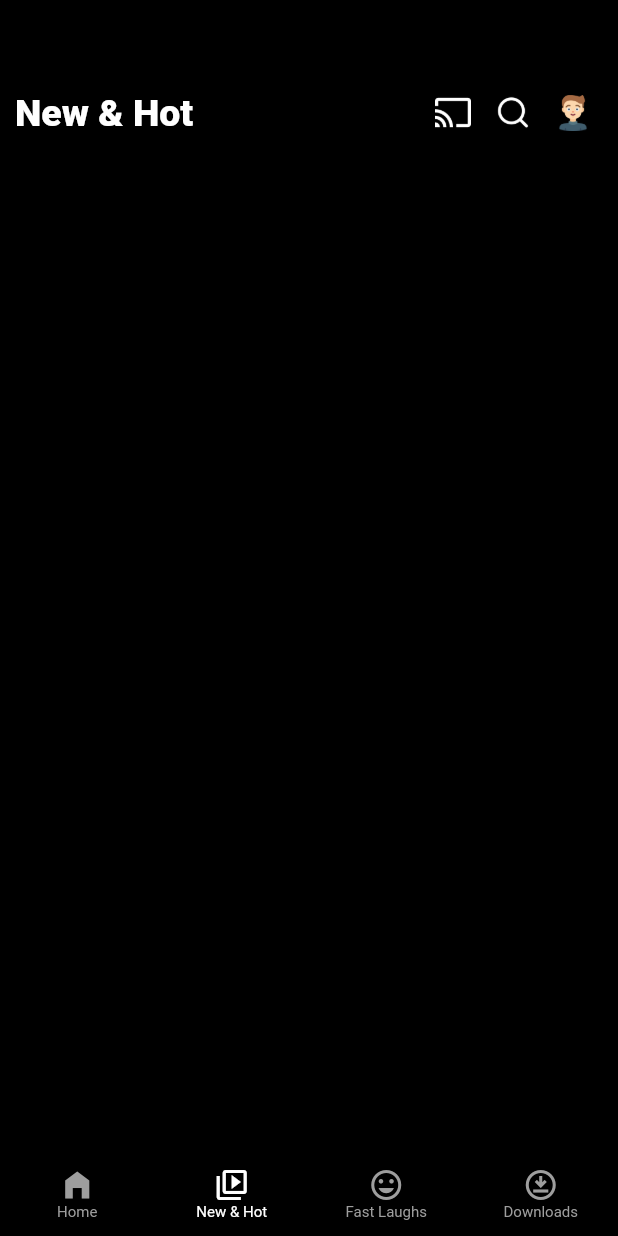
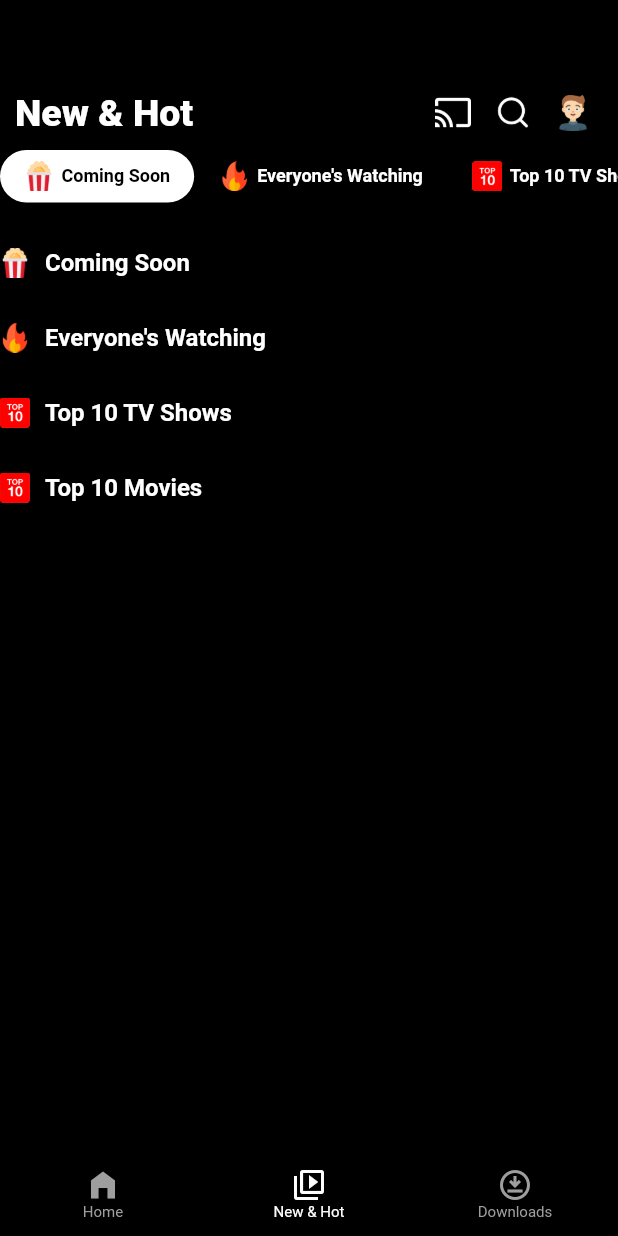
Before and after one commit to dhritiman4th/Netflix_Clone, a Flutter app: the screen it shows after launch, item 2 of the bottom bar chosen, on a phone screen of 412 x 824 dp. Run offline on Flutter 3.47's test engine with Material 2 defaults, Android fonts, the phone set to English and light mode, and no system bars.

Commit message:
New and Hot screen is in progress.

```diff
--- a/netflix_copy/lib/main.dart
+++ b/netflix_copy/lib/main.dart
@@ -1,8 +1,8 @@
 import 'package:flutter/material.dart';
-import 'package:netflix_copy/src/features/downloads/downloads_screen.dart';
-import 'package:netflix_copy/src/features/fat_laughs/fast_laughs_screen.dart';
-import 'package:netflix_copy/src/features/home/home_screen.dart';
-import 'package:netflix_copy/src/features/new_and_hot/new_and_hot_screen.dart';
+import 'package:netflix_clone/src/features/downloads/downloads_screen.dart';
+import 'package:netflix_clone/src/features/fat_laughs/fast_laughs_screen.dart';
+import 'package:netflix_clone/src/features/home/home_screen.dart';
+import 'package:netflix_clone/src/features/new_and_hot/new_and_hot_screen.dart';
 
 void main() {
   runApp(const MyApp());
@@ -51,8 +51,8 @@ class BottomNavigationWidgetState extends State<BottomNavigationWidget> {
       case 1:
         return NewAndHot_Screen();
       case 2:
-        return FastLaughs_Screen();
-      case 3:
+        //   return FastLaughs_Screen();
+        // case 3:
         return Downloads_Screen();
       default:
         return Container();
@@ -81,10 +81,10 @@ class BottomNavigationWidgetState extends State<BottomNavigationWidget> {
             icon: Icon(Icons.video_library_outlined),
             label: "New & Hot",
           ),
-          BottomNavigationBarItem(
-            icon: Icon(Icons.tag_faces),
-            label: "Fast Laughs",
-          ),
+          // BottomNavigationBarItem(
+          //   icon: Icon(Icons.tag_faces),
+          //   label: "Fast Laughs",
+          // ),
           BottomNavigationBarItem(
             icon: Icon(Icons.download_for_offline_outlined),
             label: "Downloads",
--- a/netflix_copy/lib/src/features/downloads/downloads_screen.dart
+++ b/netflix_copy/lib/src/features/downloads/downloads_screen.dart
@@ -1,6 +1,6 @@
 import "package:flutter/material.dart";
-import 'package:netflix_copy/src/components/header_widget.dart';
-import 'package:netflix_copy/src/features/downloads/movie_catalog_widget.dart';
+import 'package:netflix_clone/src/components/header_widget.dart';
+import 'package:netflix_clone/src/features/downloads/movie_catalog_widget.dart';
 
 class Downloads_Screen extends StatefulWidget {
   @override
--- a/netflix_copy/lib/src/features/new_and_hot/new_and_hot_screen.dart
+++ b/netflix_copy/lib/src/features/new_and_hot/new_and_hot_screen.dart
@@ -1,5 +1,6 @@
+import 'package:flutter/cupertino.dart';
 import "package:flutter/material.dart";
-import 'package:netflix_copy/src/components/header_widget.dart';
+import 'package:netflix_clone/src/components/header_widget.dart';
 
 class NewAndHot_Screen extends StatefulWidget {
   @override
@@ -7,23 +8,209 @@ class NewAndHot_Screen extends StatefulWidget {
 }
 
 class NewAndHot_ScreenState extends State<NewAndHot_Screen> {
+  static List<Map<String, dynamic>> header_menu_list = [
+    {
+      "image_path": "assets/images/popcorn.png",
+      "title": "Coming Soon",
+      "is_selected": true,
+    },
+    {
+      "image_path": "assets/images/fire.png",
+      "title": "Everyone's Watching",
+      "is_selected": false,
+    },
+    {
+      "image_path": "assets/images/top_10.png",
+      "title": "Top 10 TV Shows",
+      "is_selected": false,
+    },
+    {
+      "image_path": "assets/images/top_10.png",
+      "title": "Top 10 Movies",
+      "is_selected": false,
+    },
+  ];
+  int selected_menu_index = 0;
   @override
   Widget build(BuildContext context) {
     double screen_width = MediaQuery.of(context).size.width;
     double screen_height = MediaQuery.of(context).size.height;
     return Scaffold(
       backgroundColor: Colors.black,
-      body: SingleChildScrollView(
-        child: Stack(
+      body: Column(
         children: [
           header_widget(
             screen_width: screen_width,
             isNetflixIconShow: false,
             title: "New & Hot",
           ),
+          category_options_widget(),
+          const SizedBox(
+            height: 30,
+          ),
+          SingleChildScrollView(
+            child: Column(
+              children: [
+                Row(
+                  children: [
+                    SizedBox(
+                      width: 20,
+                      child: Image.asset(
+                        header_menu_list[0]["image_path"],
+                        fit: BoxFit.cover,
+                      ),
+                    ),
+                    const SizedBox(
+                      width: 10,
+                    ),
+                    Text(
+                      header_menu_list[0]["title"],
+                      style: const TextStyle(
+                          color: Colors.white,
+                          fontWeight: FontWeight.bold,
+                          fontSize: 16),
+                    ),
+                  ],
+                ),
+                const SizedBox(
+                  height: 30,
+                ),
+                Row(
+                  children: [
+                    SizedBox(
+                      width: 20,
+                      child: Image.asset(
+                        header_menu_list[1]["image_path"],
+                        fit: BoxFit.cover,
+                      ),
+                    ),
+                    const SizedBox(
+                      width: 10,
+                    ),
+                    Text(
+                      header_menu_list[1]["title"],
+                      style: const TextStyle(
+                          color: Colors.white,
+                          fontWeight: FontWeight.bold,
+                          fontSize: 16),
+                    ),
+                  ],
+                ),
+                const SizedBox(
+                  height: 30,
+                ),
+                Row(
+                  children: [
+                    SizedBox(
+                      width: 20,
+                      child: Image.asset(
+                        header_menu_list[2]["image_path"],
+                        fit: BoxFit.cover,
+                      ),
+                    ),
+                    const SizedBox(
+                      width: 10,
+                    ),
+                    Text(
+                      header_menu_list[2]["title"],
+                      style: const TextStyle(
+                          color: Colors.white,
+                          fontWeight: FontWeight.bold,
+                          fontSize: 16),
+                    ),
+                  ],
+                ),
+                const SizedBox(
+                  height: 30,
+                ),
+                Row(
+                  children: [
+                    SizedBox(
+                      width: 20,
+                      child: Image.asset(
+                        header_menu_list[3]["image_path"],
+                        fit: BoxFit.cover,
+                      ),
+                    ),
+                    const SizedBox(
+                      width: 10,
+                    ),
+                    Text(
+                      header_menu_list[3]["title"],
+                      style: const TextStyle(
+                          color: Colors.white,
+                          fontWeight: FontWeight.bold,
+                          fontSize: 16),
+                    ),
+                  ],
+                ),
               ],
             ),
           ),
+        ],
+      ),
     );
   }
+
+  SizedBox category_options_widget() {
+    return SizedBox(
+      height: 35,
+      child: ListView.separated(
+        scrollDirection: Axis.horizontal,
+        itemBuilder: (context, index) {
+          String imagePath = header_menu_list[index]["image_path"] as String;
+          String title = header_menu_list[index]["title"] as String;
+          bool is_selected = header_menu_list[index]["is_selected"];
+          return ElevatedButton(
+            style: ElevatedButton.styleFrom(
+              onPrimary: Colors.transparent,
+              onSurface: Colors.transparent,
+              shadowColor: Colors.transparent,
+              surfaceTintColor: Colors.transparent,
+              shape: RoundedRectangleBorder(
+                borderRadius: BorderRadius.circular(30.0),
+              ),
+              primary: is_selected ? Colors.white : Colors.transparent,
+            ),
+            onPressed: () => menu_clicked(index),
+            child: Row(
+              children: [
+                SizedBox(
+                  width: 20,
+                  child: Image.asset(
+                    imagePath,
+                    fit: BoxFit.cover,
+                  ),
+                ),
+                const SizedBox(
+                  width: 5,
+                ),
+                Text(
+                  title,
+                  style: TextStyle(
+                      color: is_selected ? Colors.black : Colors.white,
+                      fontWeight: FontWeight.bold,
+                      fontSize: 12),
+                ),
+              ],
+            ),
+          );
+        },
+        separatorBuilder: (context, index) {
+          return const SizedBox(
+            width: 1,
+          );
+        },
+        itemCount: header_menu_list.length,
+      ),
+    );
   }
+
+  menu_clicked(int index) {
+    setState(() {
+      header_menu_list[index]["is_selected"] = true;
+      header_menu_list[selected_menu_index]["is_selected"] = false;
+    });
+    selected_menu_index = index;
+  }
+}
--- a/netflix_copy/pubspec.yaml
+++ b/netflix_copy/pubspec.yaml
@@ -1,4 +1,4 @@
-name: netflix_copy
+name: netflix_clone
 description: A new Flutter project.
 
 # The following line prevents the package from being accidentally published to
@@ -67,6 +67,9 @@ flutter:
     - assets/images/top-gun-poster.jpg
     - assets/images/kebab_menu.png
     - assets/images/play_button.png
+    - assets/images/popcorn.png
+    - assets/images/fire.png
+    - assets/images/top_10.png
 
   # An image asset can refer to one or more resolution-specific "variants", see
   # https://flutter.dev/assets-and-images/#resolution-aware
```
Also changed, not shown: netflix_copy/lib/src/features/home/home_screen.dart (+6 -6 lines), netflix_copy/assets/images/fire.png (added), netflix_copy/assets/images/popcorn.png (added), netflix_copy/assets/images/top_10.png (added), 10 other files. Lines whose indentation alone changed are shown as unchanged.
